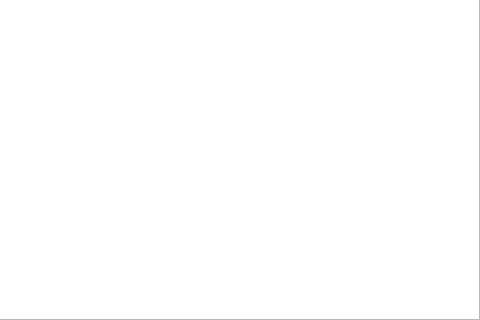
First picture: the form in mapa.ui, repository kathsup/proyecto-I---Estructura-de-datos-II---, before the edit; both pictures show x 581 to 1061 and y 381 to 701 of the 1061 by 701 pixel window.
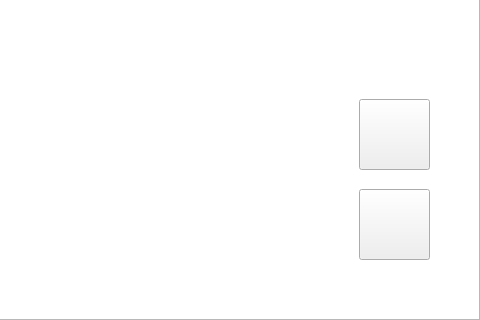
Second picture: the form after the edit.

Commit message: archivos, ranking y sorting listo, faltan grafos

```diff
--- a/mapa.ui
+++ b/mapa.ui
@@ -23,6 +23,32 @@
     </rect>
    </property>
   </widget>
+  <widget class="QPushButton" name="btnRanking">
+   <property name="geometry">
+    <rect>
+     <x>940</x>
+     <y>480</y>
+     <width>71</width>
+     <height>71</height>
+    </rect>
+   </property>
+   <property name="text">
+    <string/>
+   </property>
+  </widget>
+  <widget class="QPushButton" name="btnInstrucciones">
+   <property name="geometry">
+    <rect>
+     <x>940</x>
+     <y>570</y>
+     <width>71</width>
+     <height>71</height>
+    </rect>
+   </property>
+   <property name="text">
+    <string/>
+   </property>
+  </widget>
  </widget>
  <resources/>
  <connections/>
```
The commit also changes 9 other files.
